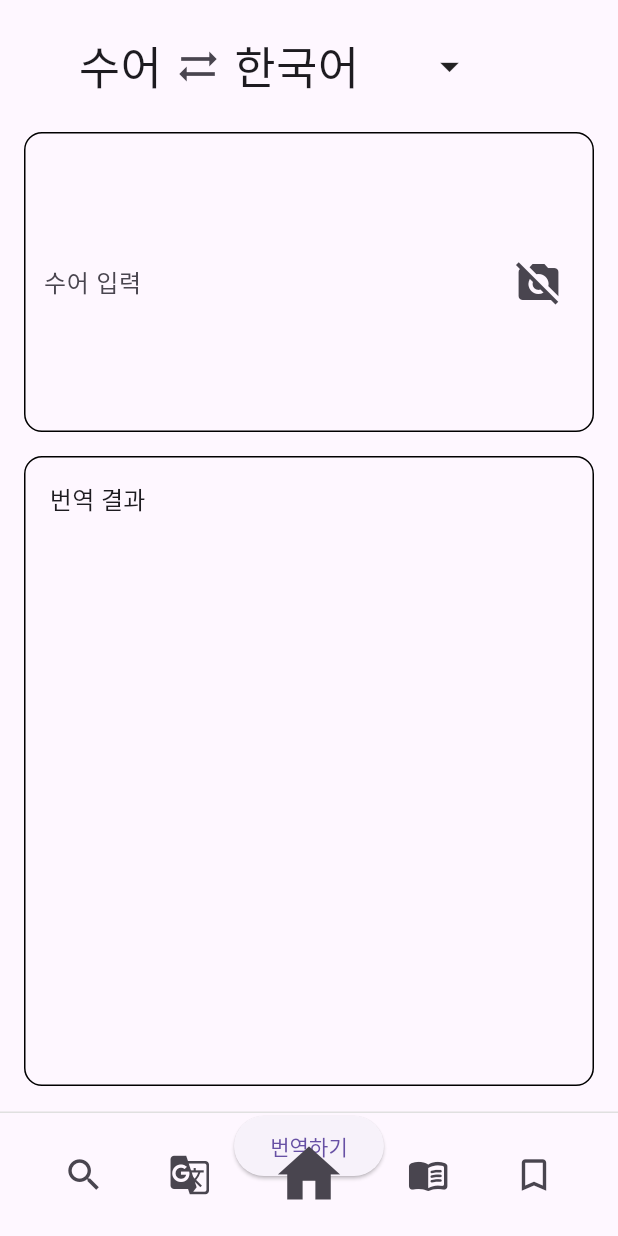
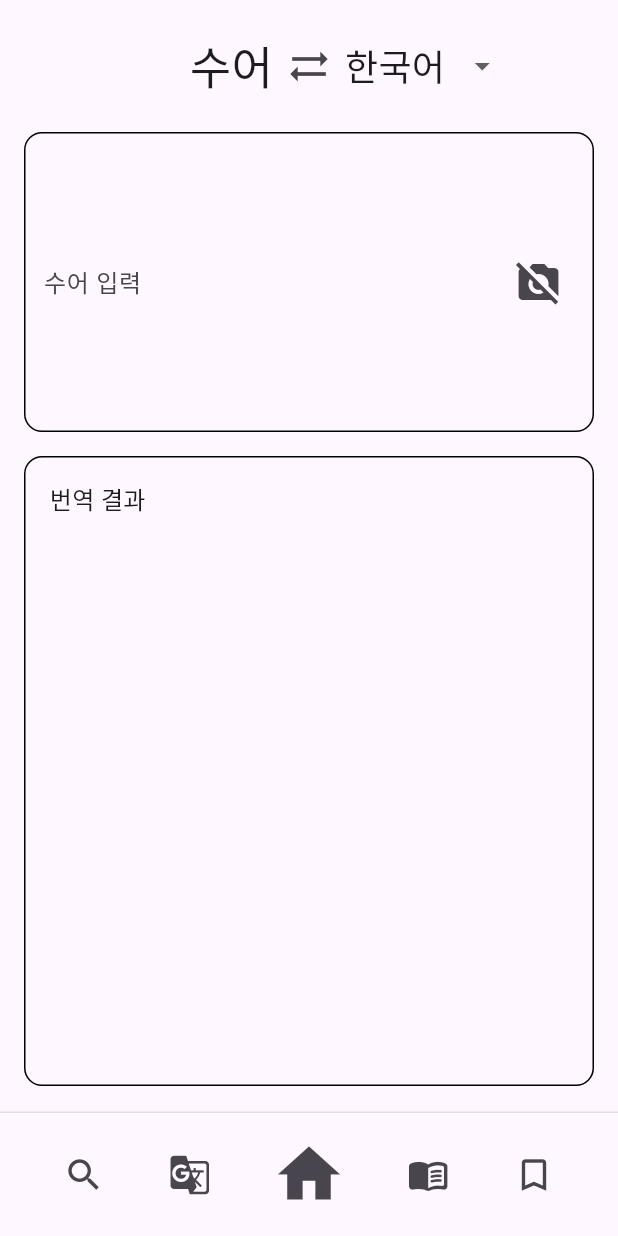
Before and after one commit to Jung-g/sign_language, a Flutter app: the TranslateScreen screen opened directly, on a phone screen of 412 x 824 dp. Run offline on Flutter 3.47's test engine with Material 3 defaults, Android fonts, the phone set to English and light mode, and no system bars; our stand-ins replace table_calendar.

Commit message:
오버플로우 수정 및 수어 한국어 위치 조정 완료

```diff
--- a/lib/screen/dictionary_screen.dart
+++ b/lib/screen/dictionary_screen.dart
@@ -70,6 +70,7 @@ class _DictionaryScreenState extends State<DictionaryScreen> {
   }
 
   void selectWord(String word) {
+    FocusScope.of(context).unfocus();
     setState(() {
       if (selected == word) {
         selected = null; // 같은 단어 다시 누르면 닫기
@@ -114,7 +115,11 @@ class _DictionaryScreenState extends State<DictionaryScreen> {
   @override
   Widget build(BuildContext context) {
     return Scaffold(
+      resizeToAvoidBottomInset: true,
       body: SafeArea(
+        child: GestureDetector(
+          behavior: HitTestBehavior.translucent,
+          onTap: () => FocusScope.of(context).unfocus(),
           child: Column(
             children: [
               // 상단 헤더
@@ -134,6 +139,11 @@ class _DictionaryScreenState extends State<DictionaryScreen> {
                             horizontal: 16,
                           ),
                         ),
+                        onTap: () {
+                          setState(() {
+                            selected = null;
+                          });
+                        },
                         onSubmitted: (_) => performSearch(),
                       ),
                     ),
@@ -181,6 +191,7 @@ class _DictionaryScreenState extends State<DictionaryScreen> {
             ],
           ),
         ),
+      ),
       bottomNavigationBar: const BottomNavBar(),
     );
   }
--- a/lib/screen/translate_screen.dart
+++ b/lib/screen/translate_screen.dart
@@ -14,7 +14,7 @@ class TranslateScreenState extends State<TranslateScreen> {
 
   final TextEditingController inputController = TextEditingController();
 
-  // 체크박스
+  // 콤보박스
   final List<String> langs = ['한국어', 'English', '日本語', '中文'];
   String selectedLang = '한국어';
 
@@ -36,42 +36,81 @@ class TranslateScreenState extends State<TranslateScreen> {
     final inputLabel = isSignToKorean ? '수어 입력' : '$selectedLang 입력';
 
     return Scaffold(
+      resizeToAvoidBottomInset: true,
       body: SafeArea(
+        child: GestureDetector(
+          behavior: HitTestBehavior.translucent,
+          onTap: () => FocusScope.of(context).unfocus(),
+          child: SingleChildScrollView(
+            padding: EdgeInsets.only(
+              bottom: MediaQuery.of(context).viewInsets.bottom,
+            ),
             child: Column(
               children: [
                 // 상단 전환 버튼
                 Padding(
-              padding: const EdgeInsets.symmetric(vertical: 20),
+                  padding: EdgeInsets.symmetric(vertical: 20),
                   child: Center(
                     child: Row(
-                  mainAxisAlignment: MainAxisAlignment.center,
+                      mainAxisSize: MainAxisSize.min,
                       children: [
-                    Text(
-                      isSignToKorean ? '수어' : selectedLang,
-                      style: const TextStyle(fontSize: 30),
+                        // 1) 왼쪽: '수어' 혹은 드롭다운
+                        Expanded(
+                          child: Align(
+                            alignment: Alignment.centerRight,
+                            child: isSignToKorean
+                                ? Text('수어', style: TextStyle(fontSize: 30))
+                                : DropdownButton<String>(
+                                    value: selectedLang,
+                                    icon: Icon(Icons.arrow_drop_down, size: 24),
+                                    underline: SizedBox(),
+                                    items: langs
+                                        .map(
+                                          (lang) => DropdownMenuItem(
+                                            value: lang,
+                                            child: Text(
+                                              lang,
+                                              style: TextStyle(fontSize: 24),
                                             ),
+                                          ),
+                                        )
+                                        .toList(),
+                                    onChanged: (lang) =>
+                                        setState(() => selectedLang = lang!),
+                                  ),
+                          ),
+                        ),
+
+                        // 2) 가운데 고정 아이콘
                         IconButton(
-                      icon: const Icon(Icons.sync_alt, size: 30),
+                          icon: Icon(Icons.sync_alt, size: 30),
                           onPressed: toggleDirection,
                         ),
-                    Text(
-                      isSignToKorean ? selectedLang : '수어',
-                      style: const TextStyle(fontSize: 30),
+
+                        // 3) 오른쪽: '수어' 혹은 드롭다운 (반대 상황)
+                        Expanded(
+                          child: Align(
+                            alignment: Alignment.centerLeft,
+                            child: isSignToKorean
+                                ? DropdownButton<String>(
+                                    value: selectedLang,
+                                    icon: Icon(Icons.arrow_drop_down, size: 24),
+                                    underline: SizedBox(),
+                                    items: langs
+                                        .map(
+                                          (lang) => DropdownMenuItem(
+                                            value: lang,
+                                            child: Text(
+                                              lang,
+                                              style: TextStyle(fontSize: 24),
                                             ),
-                    SizedBox(
-                      width: 120,
-                      child: PopupMenuButton<String>(
-                        icon: const Icon(Icons.arrow_drop_down, size: 30),
-                        onSelected: (lang) =>
-                            setState(() => selectedLang = lang),
-                        itemBuilder: (_) {
-                          return langs.map((lang) {
-                            return PopupMenuItem(
-                              value: lang,
-                              child: Text(lang),
-                            );
-                          }).toList();
-                        },
+                                          ),
+                                        )
+                                        .toList(),
+                                    onChanged: (lang) =>
+                                        setState(() => selectedLang = lang!),
+                                  )
+                                : Text('수어', style: TextStyle(fontSize: 30)),
                           ),
                         ),
                       ],
@@ -81,10 +120,10 @@ class TranslateScreenState extends State<TranslateScreen> {
 
                 // 입력 영역
                 Padding(
-              padding: const EdgeInsets.symmetric(horizontal: 16),
+                  padding: EdgeInsets.symmetric(horizontal: 16),
                   child: Container(
                     height: 200,
-                padding: const EdgeInsets.all(12),
+                    padding: EdgeInsets.all(12),
                     decoration: BoxDecoration(
                       border: Border.all(color: Colors.black),
                       borderRadius: BorderRadius.circular(12),
@@ -104,7 +143,9 @@ class TranslateScreenState extends State<TranslateScreen> {
                         if (isSignToKorean)
                           IconButton(
                             icon: Icon(
-                          isCameraOn ? Icons.camera_alt : Icons.no_photography,
+                              isCameraOn
+                                  ? Icons.camera_alt
+                                  : Icons.no_photography,
                               size: 32,
                             ),
                             onPressed: toggleCamera,
@@ -114,36 +155,38 @@ class TranslateScreenState extends State<TranslateScreen> {
                   ),
                 ),
 
-            const SizedBox(height: 16),
+                SizedBox(height: 16),
 
                 // 출력 영역 (한글을 번역하면 수어 애니메이션 출력하기)
                 Padding(
-              padding: const EdgeInsets.symmetric(horizontal: 16),
+                  padding: EdgeInsets.symmetric(horizontal: 16),
                   child: Container(
                     height: 420,
-                padding: const EdgeInsets.all(16),
+                    padding: EdgeInsets.all(16),
                     decoration: BoxDecoration(
                       border: Border.all(color: Colors.black),
                       borderRadius: BorderRadius.circular(12),
                     ),
                     alignment: Alignment.topLeft,
-                child: const Text('번역 결과', style: TextStyle(fontSize: 16)),
+                    child: Text('번역 결과', style: TextStyle(fontSize: 16)),
                   ),
                 ),
 
-            const SizedBox(height: 16),
+                SizedBox(height: 16),
 
                 // 번역 버튼
                 ElevatedButton(
                   onPressed: () {
                     print('번역 버튼 클릭');
                   },
-              child: const Text('번역하기'),
+                  child: Text('번역하기'),
                 ),
               ],
             ),
           ),
-      bottomNavigationBar: const BottomNavBar(),
+        ),
+      ),
+      bottomNavigationBar: BottomNavBar(),
     );
   }
 }
```
Lines whose indentation alone changed are shown as unchanged.
